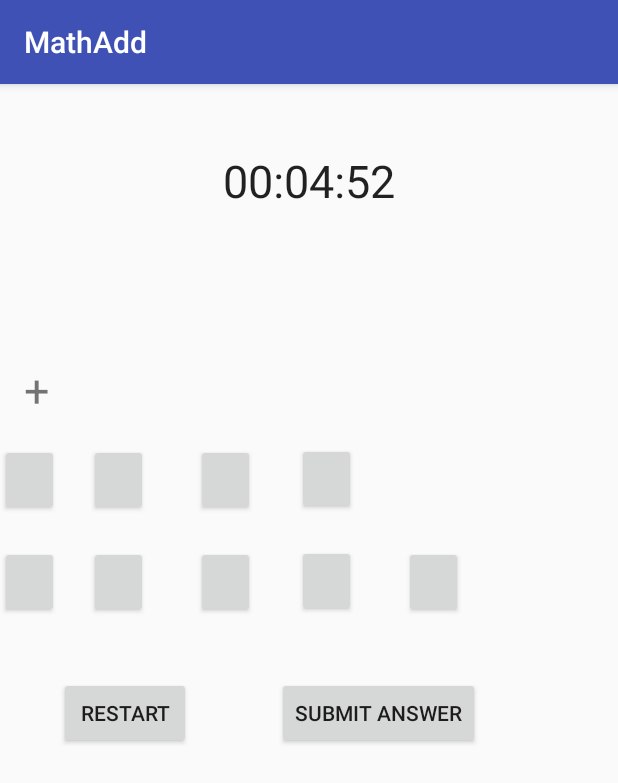
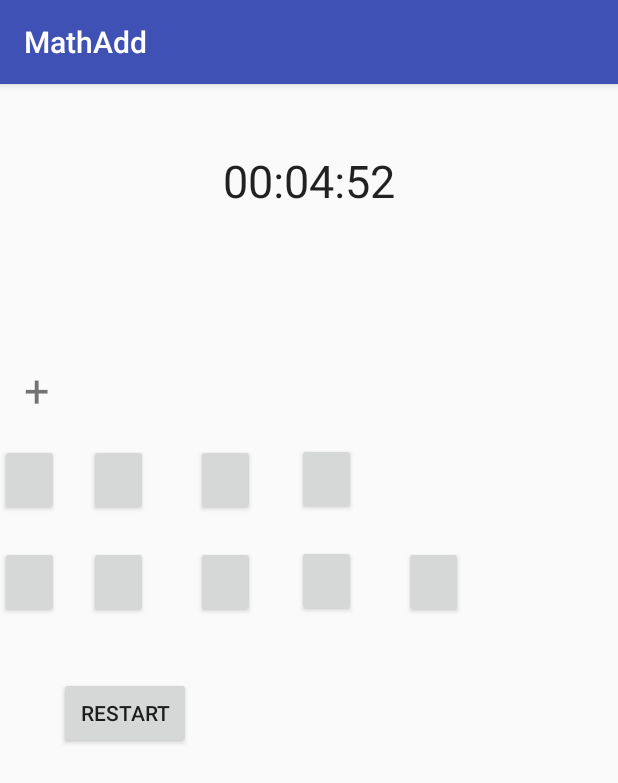
Before and after one commit to AnSrwn/MathAdd, an Android app: the screen it shows after launch (MainActivity), after a tap on an icon or button, on a phone screen of 412 x 824 dp. Shown: the top 783 px of the screen. Run offline under Robolectric (Android 15) with nearby library versions, the phone set to English and light mode, and no system bars; our stand-ins replace data binding; 39 statements that could not run were skipped; 3 other taps on this screen came first.

Commit message:
deleted Submit button

```diff
--- a/app/src/main/java/com/andreas/mathadd/MainActivity.java
+++ b/app/src/main/java/com/andreas/mathadd/MainActivity.java
@@ -15,6 +15,10 @@ public class MainActivity extends AppCompatActivity {
     ActivityMainBinding binding;
     MathData mathData = MathData.getInstance();
 
+    private Chronometer chronometer;
+    private Button startButton;
+    private Button restartButton;
+
     @Override
     protected void onCreate(Bundle savedInstanceState) {
         super.onCreate(savedInstanceState);
@@ -25,11 +29,9 @@ public class MainActivity extends AppCompatActivity {
 
         findViewById(R.id.startBackground).bringToFront();
 
-        //TODO modify chronometer, so that it also shows milliseconds
-        final Chronometer chronometer = findViewById(R.id.chronometer);
-        final Button startButton = findViewById(R.id.buttonStart);
-        final Button restartButton = findViewById(R.id.buttonRestart);
-        final Button submitButton = findViewById(R.id.buttonSubmit);
+        chronometer = findViewById(R.id.chronometer);
+        startButton = findViewById(R.id.buttonStart);
+        restartButton = findViewById(R.id.buttonRestart);
 
         startButton.setOnClickListener(new View.OnClickListener() {
             @Override
@@ -49,19 +51,25 @@ public class MainActivity extends AppCompatActivity {
 
             }
         });
+    }
 
-        submitButton.setOnClickListener((new View.OnClickListener() {
-            @Override
-            public void onClick (View v) {
-                if(mathData.checkAnswer()) {
-                    chronometer.stop();
-                    Toast.makeText(getApplicationContext(), getResources().getString(R.string.correct),
-                            Toast.LENGTH_SHORT).show();
-                } else {
-                    Toast.makeText(getApplicationContext(), getResources().getString(R.string.tryAgain),
-                            Toast.LENGTH_SHORT).show();
-                }
-            }
-        }));
+    public void onCarryClick(View v) {
+        int index = Integer.parseInt(v.getTag().toString());
+        mathData.setCarry(index);
+        this.checkAnswer();
+    }
+
+    public void onResultClick(View v) {
+        int index = Integer.parseInt(v.getTag().toString());
+        mathData.setResult(index);
+        this.checkAnswer();
+    }
+
+    public void checkAnswer() {
+        if(mathData.checkAnswer()) {
+            chronometer.stop();
+            Toast.makeText(getApplicationContext(), getResources().getString(R.string.correct),
+                    Toast.LENGTH_SHORT).show();
+        }
     }
 }
--- a/app/src/main/res/layout/activity_main.xml
+++ b/app/src/main/res/layout/activity_main.xml
@@ -27,7 +27,7 @@
                 android:layout_width="wrap_content"
                 android:layout_height="wrap_content"
                 android:layout_centerInParent="true"
-                android:text="@string/start" />
+                android:text="@string/start"/>
         </RelativeLayout>
 
 
@@ -141,7 +141,8 @@
             android:layout_marginStart="28dp"
             android:layout_marginTop="24dp"
             android:backgroundTint="@{mathData.carryColor[0]}"
-            android:onClick="@{() -> mathData.setCarry(0)}"
+            android:onClick="onCarryClick"
+            android:tag="0"
             android:text="@{``+mathData.getCarry[0]}"
             app:layout_constraintStart_toEndOf="@+id/buttonCarry1"
             app:layout_constraintTop_toBottomOf="@+id/textViewNumSecond1" />
@@ -154,7 +155,8 @@
             android:layout_marginStart="32dp"
             android:layout_marginTop="44dp"
             android:backgroundTint="@{mathData.carryColor[1]}"
-            android:onClick="@{() -> mathData.setCarry(1)}"
+            android:onClick="onCarryClick"
+            android:tag="1"
             android:text="@{``+mathData.getCarry[1]}"
             app:layout_constraintStart_toEndOf="@+id/buttonCarry2"
             app:layout_constraintTop_toTopOf="@+id/textViewNumSecond2" />
@@ -167,7 +169,8 @@
             android:layout_marginStart="20dp"
             android:layout_marginTop="44dp"
             android:backgroundTint="@{mathData.carryColor[2]}"
-            android:onClick="@{() -> mathData.setCarry(2)}"
+            android:onClick="onCarryClick"
+            android:tag="2"
             android:text="@{``+mathData.getCarry[2]}"
             app:layout_constraintStart_toEndOf="@+id/buttonCarry3"
             app:layout_constraintTop_toTopOf="@+id/textViewNumSecond3" />
@@ -178,7 +181,8 @@
             android:layout_height="wrap_content"
             android:layout_marginTop="240dp"
             android:backgroundTint="@{mathData.carryColor[3]}"
-            android:onClick="@{() -> mathData.setCarry(3)}"
+            android:onClick="onCarryClick"
+            android:tag="3"
             android:text="@{``+mathData.getCarry[3]}"
             app:layout_constraintStart_toStartOf="parent"
             app:layout_constraintTop_toTopOf="parent" />
@@ -190,7 +194,8 @@
             android:layout_marginLeft="32dp"
             android:layout_marginStart="32dp"
             android:layout_marginTop="112dp"
-            android:onClick="@{() -> mathData.setResult(0)}"
+            android:onClick="onResultClick"
+            android:tag="0"
             android:text="@{``+mathData.getResult[0]}"
             app:layout_constraintStart_toEndOf="@+id/buttonResult1"
             app:layout_constraintTop_toTopOf="@+id/textViewNumSecond0" />
@@ -202,7 +207,8 @@
             android:layout_marginLeft="28dp"
             android:layout_marginStart="28dp"
             android:layout_marginTop="20dp"
-            android:onClick="@{() -> mathData.setResult(1)}"
+            android:onClick="onResultClick"
+            android:tag="1"
             android:text="@{``+mathData.getResult[1]}"
             app:layout_constraintStart_toEndOf="@+id/buttonResult2"
             app:layout_constraintTop_toBottomOf="@+id/buttonCarry0" />
@@ -214,7 +220,8 @@
             android:layout_marginLeft="32dp"
             android:layout_marginStart="32dp"
             android:layout_marginTop="20dp"
-            android:onClick="@{() -> mathData.setResult(2)}"
+            android:onClick="onResultClick"
+            android:tag="2"
             android:text="@{``+mathData.getResult[2]}"
             app:layout_constraintStart_toEndOf="@+id/buttonResult3"
             app:layout_constraintTop_toBottomOf="@+id/buttonCarry1" />
@@ -226,7 +233,8 @@
             android:layout_marginLeft="20dp"
             android:layout_marginStart="20dp"
             android:layout_marginTop="20dp"
-            android:onClick="@{() -> mathData.setResult(3)}"
+            android:onClick="onResultClick"
+            android:tag="3"
             android:text="@{``+mathData.getResult[3]}"
             app:layout_constraintStart_toEndOf="@+id/buttonResult4"
             app:layout_constraintTop_toBottomOf="@+id/buttonCarry2" />
@@ -236,21 +244,11 @@
             android:layout_width="39dp"
             android:layout_height="wrap_content"
             android:layout_marginTop="20dp"
-            android:onClick="@{() -> mathData.setResult(4)}"
+            android:onClick="onResultClick"
+            android:tag="4"
             android:text="@{``+mathData.getResult[4]}"
             app:layout_constraintStart_toStartOf="parent"
             app:layout_constraintTop_toBottomOf="@+id/buttonCarry3" />
-
-        <Button
-            android:id="@+id/buttonSubmit"
-            android:layout_width="wrap_content"
-            android:layout_height="wrap_content"
-            android:layout_marginLeft="57dp"
-            android:layout_marginStart="57dp"
-            android:layout_marginTop="39dp"
-            android:text="@string/submit"
-            app:layout_constraintStart_toEndOf="@+id/buttonRestart"
-            app:layout_constraintTop_toBottomOf="@+id/buttonResult0" />
 
         <Button
             android:id="@+id/buttonRestart"
```
